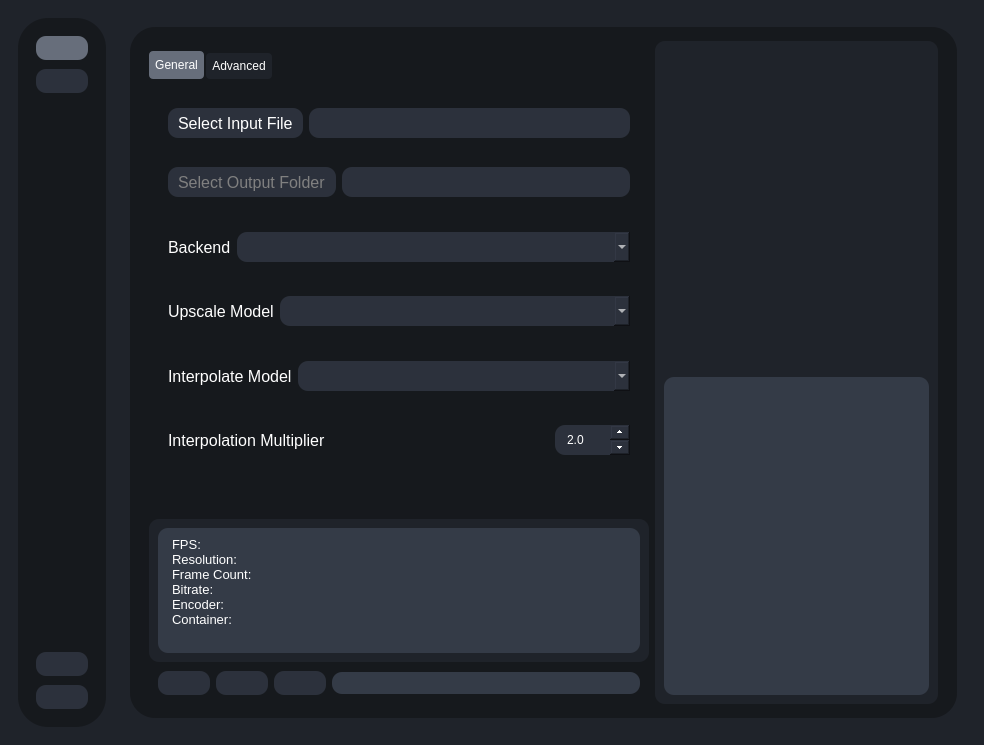
Old version of the form testRVEInterface.ui in the repository TNTwise/Rife-ESRGAN-App-Linux-QT.
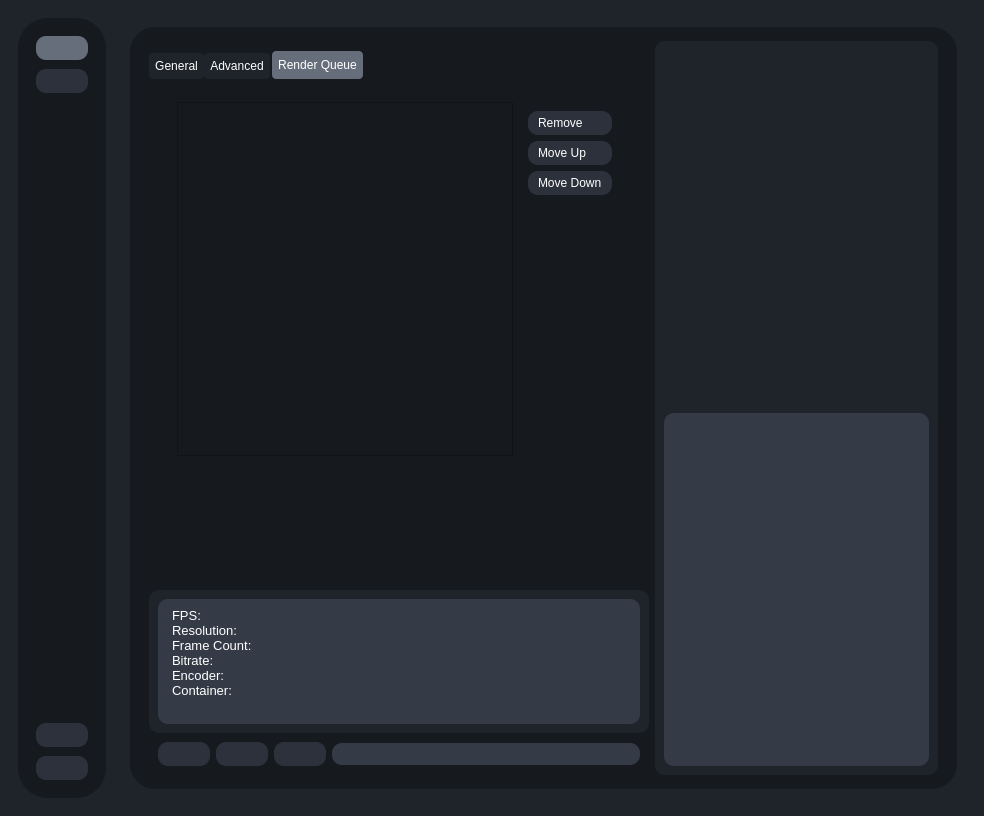
New version of the form. The open tabs and pages were chosen to show the change. Icons and pictures are not drawn.

Commit message: render queue somewhat working

Patch:
```diff
--- a/testRVEInterface.ui
+++ b/testRVEInterface.ui
@@ -7,7 +7,7 @@
     <x>0</x>
     <y>0</y>
     <width>984</width>
-    <height>707</height>
+    <height>816</height>
    </rect>
   </property>
   <property name="windowTitle">
@@ -1549,6 +1549,62 @@
                      </item>
                     </layout>
                    </widget>
+                   <widget class="QWidget" name="tab_6">
+                    <attribute name="title">
+                     <string>Render Queue</string>
+                    </attribute>
+                    <layout class="QVBoxLayout" name="verticalLayout_27">
+                     <item>
+                      <widget class="QWidget" name="widget_22" native="true">
+                       <layout class="QHBoxLayout" name="horizontalLayout_38">
+                        <item>
+                         <widget class="QListWidget" name="renderQueueListWidget"/>
+                        </item>
+                        <item>
+                         <widget class="QWidget" name="widget_23" native="true">
+                          <layout class="QVBoxLayout" name="verticalLayout_28">
+                           <item>
+                            <widget class="QPushButton" name="RemoveFromRenderQueue">
+                             <property name="text">
+                              <string>Remove</string>
+                             </property>
+                            </widget>
+                           </item>
+                           <item>
+                            <widget class="QPushButton" name="MoveUpRenderQueue">
+                             <property name="text">
+                              <string>Move Up</string>
+                             </property>
+                            </widget>
+                           </item>
+                           <item>
+                            <widget class="QPushButton" name="MoveDownRenderQueue">
+                             <property name="text">
+                              <string>Move Down</string>
+                             </property>
+                            </widget>
+                           </item>
+                           <item>
+                            <spacer name="verticalSpacer_4">
+                             <property name="orientation">
+                              <enum>Qt::Orientation::Vertical</enum>
+                             </property>
+                             <property name="sizeHint" stdset="0">
+                              <size>
+                               <width>20</width>
+                               <height>40</height>
+                              </size>
+                             </property>
+                            </spacer>
+                           </item>
+                          </layout>
+                         </widget>
+                        </item>
+                       </layout>
+                      </widget>
+                     </item>
+                    </layout>
+                   </widget>
                   </widget>
                  </item>
                  <item>
@@ -1707,13 +1763,13 @@
 hr { height: 1px; border-width: 0; }
 li.unchecked::marker { content: &quot;\2610&quot;; }
 li.checked::marker { content: &quot;\2612&quot;; }
-&lt;/style&gt;&lt;/head&gt;&lt;body style=&quot; font-family:'Cantarell'; font-size:11pt; font-weight:400; font-style:normal;&quot;&gt;
-&lt;p style=&quot; margin-top:0px; margin-bottom:0px; margin-left:0px; margin-right:0px; -qt-block-indent:0; text-indent:0px;&quot;&gt;&lt;span style=&quot; font-family:'Sans Serif'; font-size:10pt;&quot;&gt;FPS:&lt;/span&gt;&lt;/p&gt;
-&lt;p style=&quot; margin-top:0px; margin-bottom:0px; margin-left:0px; margin-right:0px; -qt-block-indent:0; text-indent:0px;&quot;&gt;&lt;span style=&quot; font-family:'Sans Serif'; font-size:10pt;&quot;&gt;Resolution:&lt;/span&gt;&lt;/p&gt;
-&lt;p style=&quot; margin-top:0px; margin-bottom:0px; margin-left:0px; margin-right:0px; -qt-block-indent:0; text-indent:0px;&quot;&gt;&lt;span style=&quot; font-family:'Sans Serif'; font-size:10pt;&quot;&gt;Frame Count:&lt;/span&gt;&lt;/p&gt;
-&lt;p style=&quot; margin-top:0px; margin-bottom:0px; margin-left:0px; margin-right:0px; -qt-block-indent:0; text-indent:0px;&quot;&gt;&lt;span style=&quot; font-family:'Sans Serif'; font-size:10pt;&quot;&gt;Bitrate:&lt;/span&gt;&lt;/p&gt;
-&lt;p style=&quot; margin-top:0px; margin-bottom:0px; margin-left:0px; margin-right:0px; -qt-block-indent:0; text-indent:0px;&quot;&gt;&lt;span style=&quot; font-family:'Sans Serif'; font-size:10pt;&quot;&gt;Encoder:&lt;/span&gt;&lt;/p&gt;
-&lt;p style=&quot; margin-top:0px; margin-bottom:0px; margin-left:0px; margin-right:0px; -qt-block-indent:0; text-indent:0px;&quot;&gt;&lt;span style=&quot; font-family:'Sans Serif'; font-size:10pt;&quot;&gt;Container:&lt;/span&gt;&lt;/p&gt;&lt;/body&gt;&lt;/html&gt;</string>
+&lt;/style&gt;&lt;/head&gt;&lt;body style=&quot; font-family:'Noto Sans'; font-size:10pt; font-weight:400; font-style:normal;&quot;&gt;
+&lt;p style=&quot; margin-top:0px; margin-bottom:0px; margin-left:0px; margin-right:0px; -qt-block-indent:0; text-indent:0px;&quot;&gt;&lt;span style=&quot; font-family:'Sans Serif';&quot;&gt;FPS:&lt;/span&gt;&lt;/p&gt;
+&lt;p style=&quot; margin-top:0px; margin-bottom:0px; margin-left:0px; margin-right:0px; -qt-block-indent:0; text-indent:0px;&quot;&gt;&lt;span style=&quot; font-family:'Sans Serif';&quot;&gt;Resolution:&lt;/span&gt;&lt;/p&gt;
+&lt;p style=&quot; margin-top:0px; margin-bottom:0px; margin-left:0px; margin-right:0px; -qt-block-indent:0; text-indent:0px;&quot;&gt;&lt;span style=&quot; font-family:'Sans Serif';&quot;&gt;Frame Count:&lt;/span&gt;&lt;/p&gt;
+&lt;p style=&quot; margin-top:0px; margin-bottom:0px; margin-left:0px; margin-right:0px; -qt-block-indent:0; text-indent:0px;&quot;&gt;&lt;span style=&quot; font-family:'Sans Serif';&quot;&gt;Bitrate:&lt;/span&gt;&lt;/p&gt;
+&lt;p style=&quot; margin-top:0px; margin-bottom:0px; margin-left:0px; margin-right:0px; -qt-block-indent:0; text-indent:0px;&quot;&gt;&lt;span style=&quot; font-family:'Sans Serif';&quot;&gt;Encoder:&lt;/span&gt;&lt;/p&gt;
+&lt;p style=&quot; margin-top:0px; margin-bottom:0px; margin-left:0px; margin-right:0px; -qt-block-indent:0; text-indent:0px;&quot;&gt;&lt;span style=&quot; font-family:'Sans Serif';&quot;&gt;Container:&lt;/span&gt;&lt;/p&gt;&lt;/body&gt;&lt;/html&gt;</string>
                             </property>
                            </widget>
                           </item>
@@ -1745,6 +1801,24 @@
                         <number>9</number>
                        </property>
                        <item>
+                        <widget class="QWidget" name="widget_24" native="true">
+                         <layout class="QHBoxLayout" name="horizontalLayout_39">
+                          <property name="spacing">
+                           <number>0</number>
+                          </property>
+                          <property name="leftMargin">
+                           <number>0</number>
+                          </property>
+                          <property name="topMargin">
+                           <number>0</number>
+                          </property>
+                          <property name="rightMargin">
+                           <number>0</number>
+                          </property>
+                          <property name="bottomMargin">
+                           <number>0</number>
+                          </property>
+                          <item>
                         <widget class="QPushButton" name="startRenderButton">
                          <property name="enabled">
                           <bool>true</bool>
@@ -1785,6 +1859,9 @@
                          </property>
                         </widget>
                        </item>
+                         </layout>
+                        </widget>
+                       </item>
                        <item>
                         <layout class="QHBoxLayout" name="onRenderButtonsContiainer">
                          <item>
@@ -2027,8 +2104,8 @@
 hr { height: 1px; border-width: 0; }
 li.unchecked::marker { content: &quot;\2610&quot;; }
 li.checked::marker { content: &quot;\2612&quot;; }
-&lt;/style&gt;&lt;/head&gt;&lt;body style=&quot; font-family:'Cantarell'; font-size:13pt; font-weight:400; font-style:normal;&quot;&gt;
-&lt;p style=&quot;-qt-paragraph-type:empty; margin-top:0px; margin-bottom:0px; margin-left:0px; margin-right:0px; -qt-block-indent:0; text-indent:0px; font-family:'Noto Sans';&quot;&gt;&lt;br /&gt;&lt;/p&gt;&lt;/body&gt;&lt;/html&gt;</string>
+&lt;/style&gt;&lt;/head&gt;&lt;body style=&quot; font-family:'Noto Sans'; font-size:13pt; font-weight:400; font-style:normal;&quot;&gt;
+&lt;p style=&quot;-qt-paragraph-type:empty; margin-top:0px; margin-bottom:0px; margin-left:0px; margin-right:0px; -qt-block-indent:0; text-indent:0px;&quot;&gt;&lt;br /&gt;&lt;/p&gt;&lt;/body&gt;&lt;/html&gt;</string>
                       </property>
                      </widget>
                     </item>
```
Left out of the diff: 65 changed lines with no effect on the pictures. Lines whose indentation alone changed are shown as unchanged. The commit also changes 4 other files.
